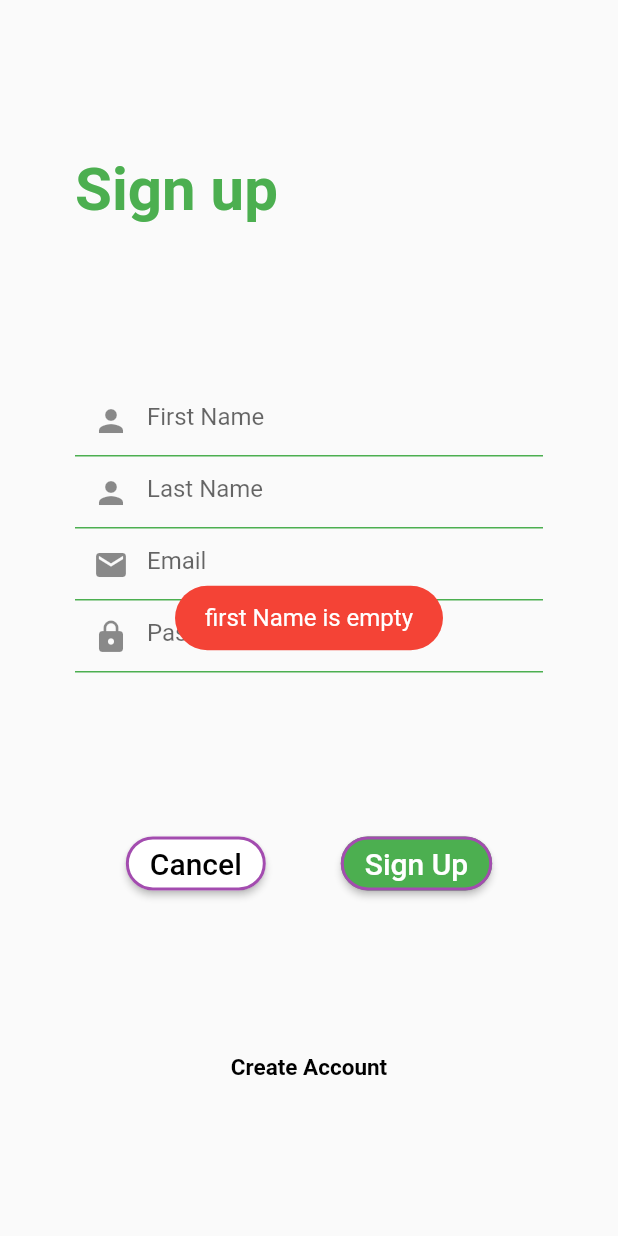
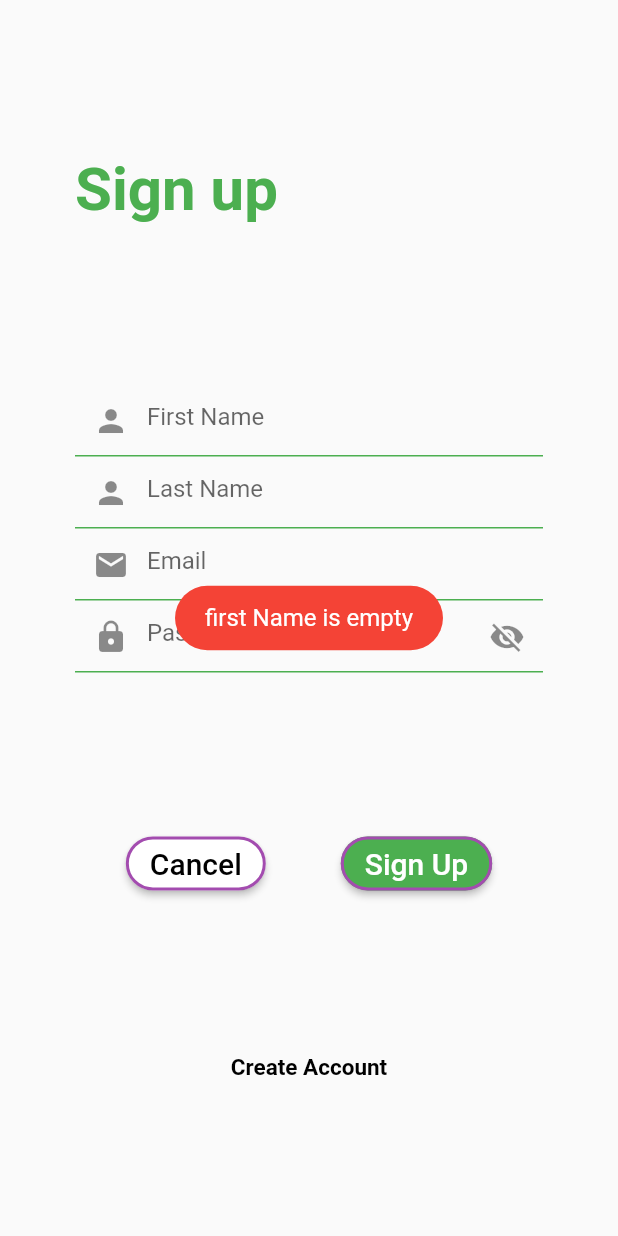
Before and after one commit to Nc-upadhyay/foodOrderingFlutterApp, a Flutter app: the SingUpPagge screen opened by its route, after a tap on "Sign Up", on a phone screen of 412 x 824 dp. Run offline on Flutter 3.47's test engine with Material 2 defaults, Android fonts, the phone set to English and light mode, and no system bars; drawn by our look-alikes of animated_text_kit; our stand-ins replace cloud_firestore, firebase_auth, firebase_core, fluttertoast; accounts and stored records are empty.

Commit message:
Food :: add progress bar

```diff
--- a/lib/welcome/signupPage.dart
+++ b/lib/welcome/signupPage.dart
@@ -13,6 +13,8 @@ class SingUpPagge extends StatefulWidget {
 }
 
 class _SingUpPaggeState extends State<SingUpPagge> {
+  bool showPassword=true;
+  bool loading=false;
   GlobalKey<ScaffoldState> globalKey = GlobalKey();
   TextEditingController firstName = new TextEditingController();
   TextEditingController lastName = new TextEditingController();
@@ -73,15 +75,33 @@ class _SingUpPaggeState extends State<SingUpPagge> {
 
                     MyTextField("Email", Icon(Icons.email), false, email),
 
-                    MyTextField("Passowrd", Icon(Icons.lock), true, password),
+                    TextFormField(
+                      obscureText: showPassword,
+                      controller: password,
+                      decoration: InputDecoration(
+                          hintText: "Password",
+                          prefixIcon: Icon(Icons.lock),
+                          suffixIcon: IconButton(
+                            icon: Icon(showPassword ? Icons.visibility_off :Icons.visibility),
+                            onPressed: (){
+                              setState(() {
+                                showPassword=!showPassword;
+                              });
+                            },
+                          ),
+                          enabledBorder: const UnderlineInputBorder(
+                              borderSide: BorderSide(color: Colors.green))),
+                    ),
                   ],
                 ),
               ),
-              Row(
+              loading?Row(
+                mainAxisAlignment: MainAxisAlignment.center,
+                children: [CircularProgressIndicator()],): Row(
                 mainAxisAlignment: MainAxisAlignment.center,
                 children: [
                   button("Cancel", Colors.black, Colors.white, context),
-                  SizedBox(
+                  const SizedBox(
                     width: 50,
                   ),
                   button("Sign Up", Colors.white, Colors.green, context),
@@ -119,8 +139,12 @@ class _SingUpPaggeState extends State<SingUpPagge> {
           if (name == "Cancel") {
             Navigator.pushNamed(context, 'home');
           } else {
-            if(validation());
-            signUp();
+            if(validation()) {
+              setState(() {
+                loading=true;
+              });
+              signUp();
+            }
           }
         },
         child: Text(name, style: TextStyle(fontSize: 20, color: textColors)));
@@ -155,7 +179,9 @@ class _SingUpPaggeState extends State<SingUpPagge> {
     } catch (e) {
       print(e);
     }
-
+setState(() {
+  loading=false;
+});
 
 
   }
```
Also changed, not shown: lib/welcome/loginPage.dart (+20 -7 lines).
